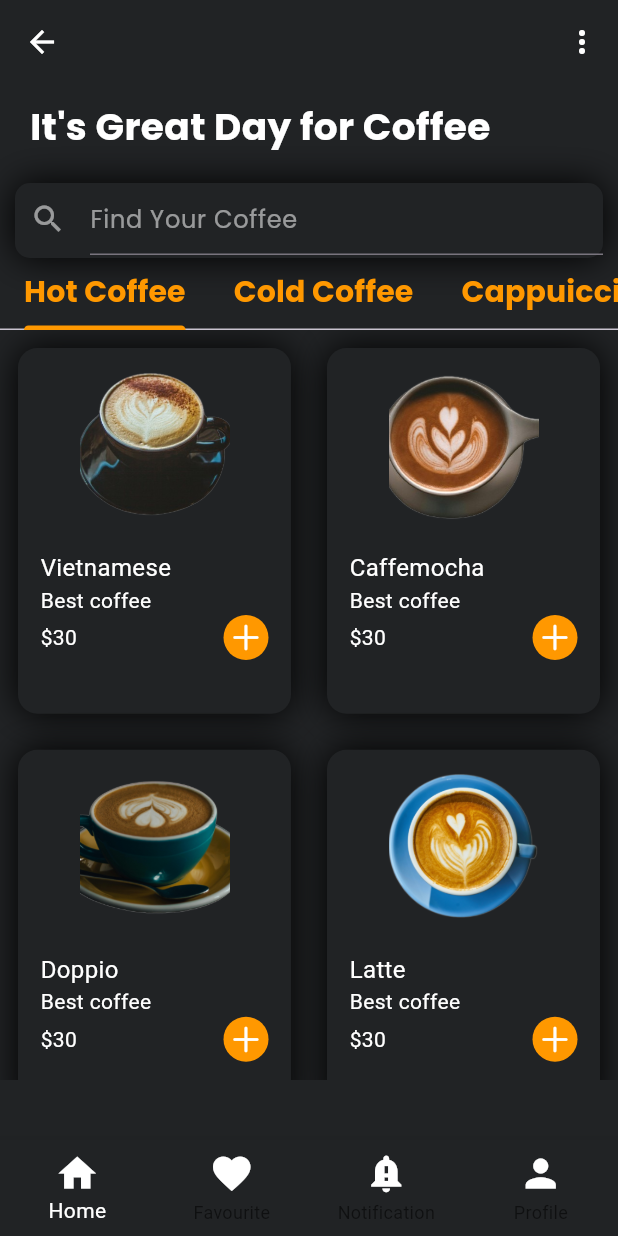
After one commit to Shahid-Gondal/coffee-shop, a Flutter app: the screen it shows after launch, on a phone screen of 412 x 824 dp. The commit adds this screen. Run offline on Flutter 3.47's test engine with Material 3 defaults, Android fonts, the phone set to English and light mode, and no system bars; our stand-ins replace animated_splash_screen, google_fonts.

Commit message:
updated colors

```diff
--- a/lib/ColdCofee.dart
+++ b/lib/ColdCofee.dart
@@ -23,10 +23,10 @@ class _ColdCofeeState extends State<ColdCofee> {
           color: Colors.red,
       ),
       Container(
-        color: Colors.red,
+        color: Colors.green,
       ),
       Container(
-        color: Colors.red,
+        color: Colors.blue,
       ),
       Container(
         color: Colors.red,
--- /dev/null
+++ b/lib/HotCoffee.dart
@@ -0,0 +1,106 @@
+import 'package:flutter/cupertino.dart';
+import 'package:flutter/material.dart';
+class Hotcoffee extends StatefulWidget {
+  const Hotcoffee({super.key});
+
+  @override
+  State<Hotcoffee> createState() => _HotcoffeeState();
+}
+
+class _HotcoffeeState extends State<Hotcoffee> {
+  List<String> img = [
+    "Vietnamese",
+    "Caffemocha",
+    "Doppio",
+    "Latte",
+  ];
+  @override
+  Widget build(BuildContext context) {
+    return Container(
+      height: 500,
+      child: GridView.builder(
+        itemCount: img.length,
+        gridDelegate:
+        const SliverGridDelegateWithFixedCrossAxisCount(
+          crossAxisCount: 2,
+          childAspectRatio: 150 / 195,
+          mainAxisSpacing: 0,
+          crossAxisSpacing: 0,
+        ),
+        itemBuilder: (context, index) {
+          return GestureDetector(
+            onTap: () {
+
+            },
+            child: Container(
+              margin: const EdgeInsets.all(12),
+              padding: const EdgeInsets.all(15),
+              decoration: BoxDecoration(
+                color: const Color(0xff212325),
+                borderRadius: BorderRadius.circular(13),
+                boxShadow: const [
+                  BoxShadow(color: Colors.black, blurRadius: 20),
+                ],
+              ),
+              child: Column(
+                mainAxisAlignment: MainAxisAlignment.start,
+                crossAxisAlignment: CrossAxisAlignment.start,
+                children: [
+                  Center(
+                    child: SizedBox(
+                      width: 100,
+                      height: 100,
+                      child: Image.asset(
+                        "assets/images/${img[index]}.png",
+                        fit: BoxFit.cover,
+                        height: 100,
+                        width: 100,
+                      ),
+                    ),
+                  ),
+                  SizedBox(
+                    height: 20,
+                  ),
+                  Text(
+                    img[index],
+                    style: TextStyle(
+                      color: Colors.white,
+                      fontSize: 16,
+                    ),
+                  ),
+                  Text(
+                    "Best coffee",
+                    style: TextStyle(
+                      color: Colors.white,
+                      fontSize: 14,
+                    ),
+                  ),
+                  Row(
+                    mainAxisAlignment:
+                    MainAxisAlignment.spaceBetween,
+                    children: [
+                      const Text(
+                        "\$30",
+                        style: TextStyle(
+                          color: Colors.white,
+                        ),
+                      ),
+                      CircleAvatar(
+                        radius: 15,
+                        backgroundColor: Colors.orange,
+                        child: Icon(
+                          CupertinoIcons.add,
+                          color: Colors.white,
+                        ),
+                      ),
+                    ],
+                  ),
+                ],
+              ),
+            ),
+          );
+        },
+      ),
+    ) ;
+  }
+}
--- /dev/null
+++ b/lib/coffee_type.dart
@@ -0,0 +1,14 @@
+import 'package:flutter/material.dart';
+
+class CoffeeType extends StatelessWidget {
+  const CoffeeType({super.key});
+
+  @override
+  Widget build(BuildContext context) {
+    return Scaffold(
+      body:AppBar(
+        leading: BackButton(color: Colors.black,),
+      ),
+    );
+  }
+}
--- /dev/null
+++ b/lib/offer.dart
@@ -0,0 +1,10 @@
+import 'package:flutter/material.dart';
+
+class Offer extends StatelessWidget {
+  const Offer({super.key});
+
+  @override
+  Widget build(BuildContext context) {
+    return Scaffold();
+  }
+}
```
